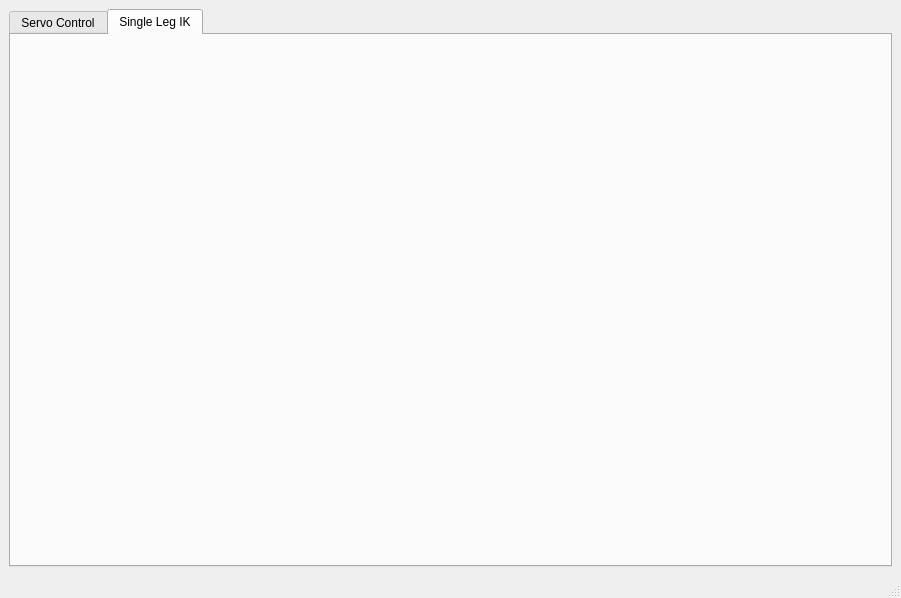
Old version of the form mtool_main_window.ui in the repository mjbots/mjmech.
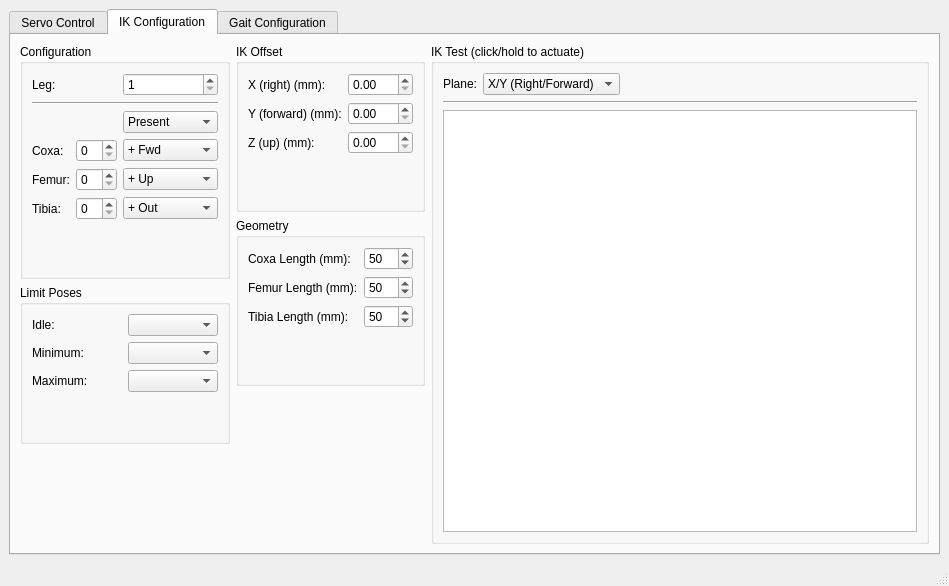
New version of the form. The open tabs and pages were chosen to show the change.

```diff
--- a/mtool_main_window.ui
+++ b/mtool_main_window.ui
@@ -6,15 +6,15 @@
    <rect>
     <x>0</x>
     <y>0</y>
-    <width>901</width>
-    <height>598</height>
+    <width>949</width>
+    <height>586</height>
    </rect>
   </property>
   <property name="windowTitle">
    <string>mtool</string>
   </property>
   <widget class="QWidget" name="centralwidget">
-   <layout class="QHBoxLayout" name="horizontalLayout_4">
+   <layout class="QVBoxLayout" name="verticalLayout">
     <item>
      <widget class="QTabWidget" name="tabWidget">
       <property name="currentIndex">
@@ -268,7 +268,446 @@
       </widget>
       <widget class="QWidget" name="singleIkTab">
        <attribute name="title">
-        <string>Single Leg IK</string>
+        <string>IK Configuration</string>
+       </attribute>
+       <layout class="QHBoxLayout" name="horizontalLayout_5">
+        <item>
+         <layout class="QVBoxLayout" name="verticalLayout_5">
+          <item>
+           <widget class="QGroupBox" name="configurationGroup_2">
+            <property name="title">
+             <string>Configuration</string>
+            </property>
+            <layout class="QGridLayout" name="gridLayout_2">
+             <item row="0" column="0">
+              <widget class="QLabel" name="legLabel">
+               <property name="text">
+                <string>Leg:</string>
+               </property>
+              </widget>
+             </item>
+             <item row="0" column="2">
+              <widget class="QSpinBox" name="legSpin">
+               <property name="minimum">
+                <number>1</number>
+               </property>
+               <property name="maximum">
+                <number>6</number>
+               </property>
+               <property name="value">
+                <number>1</number>
+               </property>
+              </widget>
+             </item>
+             <item row="1" column="0" colspan="3">
+              <widget class="Line" name="line_3">
+               <property name="orientation">
+                <enum>Qt::Horizontal</enum>
+               </property>
+              </widget>
+             </item>
+             <item row="2" column="2">
+              <widget class="QComboBox" name="legPresentCombo">
+               <item>
+                <property name="text">
+                 <string>Present</string>
+                </property>
+               </item>
+               <item>
+                <property name="text">
+                 <string>Not Present</string>
+                </property>
+               </item>
+              </widget>
+             </item>
+             <item row="3" column="0">
+              <widget class="QLabel" name="coxaLabel">
+               <property name="text">
+                <string>Coxa:</string>
+               </property>
+              </widget>
+             </item>
+             <item row="3" column="1">
+              <widget class="QSpinBox" name="coxaServoSpin"/>
+             </item>
+             <item row="3" column="2">
+              <widget class="QComboBox" name="coxaSignCombo">
+               <item>
+                <property name="text">
+                 <string>+ Fwd</string>
+                </property>
+               </item>
+               <item>
+                <property name="text">
+                 <string>- Fwd</string>
+                </property>
+               </item>
+              </widget>
+             </item>
+             <item row="4" column="0">
+              <widget class="QLabel" name="femurLabel">
+               <property name="text">
+                <string>Femur:</string>
+               </property>
+              </widget>
+             </item>
+             <item row="4" column="1">
+              <widget class="QSpinBox" name="femurServoSpin"/>
+             </item>
+             <item row="4" column="2">
+              <widget class="QComboBox" name="femurSignCombo">
+               <item>
+                <property name="text">
+                 <string>+ Up</string>
+                </property>
+               </item>
+               <item>
+                <property name="text">
+                 <string>- Up</string>
+                </property>
+               </item>
+              </widget>
+             </item>
+             <item row="5" column="0">
+              <widget class="QLabel" name="tibiaLabel">
+               <property name="text">
+                <string>Tibia:</string>
+               </property>
+              </widget>
+             </item>
+             <item row="5" column="1">
+              <widget class="QSpinBox" name="tibiaServoSpin"/>
+             </item>
+             <item row="5" column="2">
+              <widget class="QComboBox" name="tibiaSignCombo">
+               <item>
+                <property name="text">
+                 <string>+ Out</string>
+                </property>
+               </item>
+               <item>
+                <property name="text">
+                 <string>- Out</string>
+                </property>
+               </item>
+              </widget>
+             </item>
+             <item row="6" column="2">
+              <spacer name="verticalSpacer_2">
+               <property name="orientation">
+                <enum>Qt::Vertical</enum>
+               </property>
+               <property name="sizeHint" stdset="0">
+                <size>
+                 <width>20</width>
+                 <height>47</height>
+                </size>
+               </property>
+              </spacer>
+             </item>
+            </layout>
+           </widget>
+          </item>
+          <item>
+           <widget class="QGroupBox" name="limitPosesGroup">
+            <property name="title">
+             <string>Limit Poses</string>
+            </property>
+            <layout class="QGridLayout" name="gridLayout_3">
+             <item row="0" column="0">
+              <widget class="QLabel" name="idleLabel">
+               <property name="text">
+                <string>Idle:</string>
+               </property>
+              </widget>
+             </item>
+             <item row="0" column="1">
+              <widget class="QComboBox" name="idleCombo"/>
+             </item>
+             <item row="1" column="0">
+              <widget class="QLabel" name="minimumLabel">
+               <property name="text">
+                <string>Minimum:</string>
+               </property>
+              </widget>
+             </item>
+             <item row="1" column="1">
+              <widget class="QComboBox" name="minimumCombo"/>
+             </item>
+             <item row="2" column="0">
+              <widget class="QLabel" name="maximumLabel">
+               <property name="text">
+                <string>Maximum:</string>
+               </property>
+              </widget>
+             </item>
+             <item row="2" column="1">
+              <widget class="QComboBox" name="maximumCombo"/>
+             </item>
+             <item row="3" column="1">
+              <spacer name="verticalSpacer_3">
+               <property name="orientation">
+                <enum>Qt::Vertical</enum>
+               </property>
+               <property name="sizeHint" stdset="0">
+                <size>
+                 <width>20</width>
+                 <height>40</height>
+                </size>
+               </property>
+              </spacer>
+             </item>
+            </layout>
+           </widget>
+          </item>
+          <item>
+           <spacer name="verticalSpacer_6">
+            <property name="orientation">
+             <enum>Qt::Vertical</enum>
+            </property>
+            <property name="sizeHint" stdset="0">
+             <size>
+              <width>20</width>
+              <height>40</height>
+             </size>
+            </property>
+           </spacer>
+          </item>
+         </layout>
+        </item>
+        <item>
+         <layout class="QVBoxLayout" name="verticalLayout_6">
+          <item>
+           <widget class="QGroupBox" name="groupBox_3">
+            <property name="title">
+             <string>IK Offset</string>
+            </property>
+            <layout class="QFormLayout" name="formLayout">
+             <item row="0" column="0">
+              <widget class="QLabel" name="xOffsetLabel">
+               <property name="text">
+                <string>X (right) (mm):</string>
+               </property>
+              </widget>
+             </item>
+             <item row="0" column="1">
+              <widget class="QDoubleSpinBox" name="xOffsetSpin"/>
+             </item>
+             <item row="1" column="0">
+              <widget class="QLabel" name="yOffsetLabel">
+               <property name="text">
+                <string>Y (forward) (mm):</string>
+               </property>
+              </widget>
+             </item>
+             <item row="1" column="1">
+              <widget class="QDoubleSpinBox" name="yOffsetSpin"/>
+             </item>
+             <item row="2" column="0">
+              <widget class="QLabel" name="zOffsetLabel">
+               <property name="text">
+                <string>Z (up) (mm):</string>
+               </property>
+              </widget>
+             </item>
+             <item row="2" column="1">
+              <widget class="QDoubleSpinBox" name="zOffsetSpin"/>
+             </item>
+             <item row="3" column="1">
+              <spacer name="verticalSpacer_4">
+               <property name="orientation">
+                <enum>Qt::Vertical</enum>
+               </property>
+               <property name="sizeHint" stdset="0">
+                <size>
+                 <width>65</width>
+                 <height>40</height>
+                </size>
+               </property>
+              </spacer>
+             </item>
+            </layout>
+           </widget>
+          </item>
+          <item>
+           <widget class="QGroupBox" name="groupBox_4">
+            <property name="title">
+             <string>Geometry</string>
+            </property>
+            <layout class="QFormLayout" name="formLayout_2">
+             <item row="0" column="0">
+              <widget class="QLabel" name="coxaLengthLabel">
+               <property name="text">
+                <string>Coxa Length (mm):</string>
+               </property>
+              </widget>
+             </item>
+             <item row="0" column="1">
+              <widget class="QDoubleSpinBox" name="coxaLengthSpin">
+               <property name="decimals">
+                <number>0</number>
+               </property>
+               <property name="minimum">
+                <double>1.000000000000000</double>
+               </property>
+               <property name="maximum">
+                <double>200.000000000000000</double>
+               </property>
+               <property name="value">
+                <double>50.000000000000000</double>
+               </property>
+              </widget>
+             </item>
+             <item row="2" column="0">
+              <widget class="QLabel" name="femurLengthLabel">
+               <property name="text">
+                <string>Femur Length (mm):</string>
+               </property>
+              </widget>
+             </item>
+             <item row="2" column="1">
+              <widget class="QDoubleSpinBox" name="femurLengthSpin">
+               <property name="decimals">
+                <number>0</number>
+               </property>
+               <property name="minimum">
+                <double>1.000000000000000</double>
+               </property>
+               <property name="maximum">
+                <double>200.000000000000000</double>
+               </property>
+               <property name="value">
+                <double>50.000000000000000</double>
+               </property>
+              </widget>
+             </item>
+             <item row="4" column="0">
+              <widget class="QLabel" name="tibiaLengthLabel">
+               <property name="text">
+                <string>Tibia Length (mm):</string>
+               </property>
+              </widget>
+             </item>
+             <item row="4" column="1">
+              <widget class="QDoubleSpinBox" name="tibiaLengthSpin">
+               <property name="decimals">
+                <number>0</number>
+               </property>
+               <property name="minimum">
+                <double>1.000000000000000</double>
+               </property>
+               <property name="maximum">
+                <double>200.000000000000000</double>
+               </property>
+               <property name="value">
+                <double>50.000000000000000</double>
+               </property>
+              </widget>
+             </item>
+             <item row="7" column="1">
+              <spacer name="verticalSpacer_5">
+               <property name="orientation">
+                <enum>Qt::Vertical</enum>
+               </property>
+               <property name="sizeHint" stdset="0">
+                <size>
+                 <width>49</width>
+                 <height>40</height>
+                </size>
+               </property>
+              </spacer>
+             </item>
+            </layout>
+           </widget>
+          </item>
+          <item>
+           <spacer name="verticalSpacer_7">
+            <property name="orientation">
+             <enum>Qt::Vertical</enum>
+            </property>
+            <property name="sizeHint" stdset="0">
+             <size>
+              <width>20</width>
+              <height>40</height>
+             </size>
+            </property>
+           </spacer>
+          </item>
+         </layout>
+        </item>
+        <item>
+         <widget class="QGroupBox" name="groupBox_5">
+          <property name="sizePolicy">
+           <sizepolicy hsizetype="Preferred" vsizetype="Preferred">
+            <horstretch>1</horstretch>
+            <verstretch>0</verstretch>
+           </sizepolicy>
+          </property>
+          <property name="title">
+           <string>IK Test (click/hold to actuate)</string>
+          </property>
+          <layout class="QVBoxLayout" name="verticalLayout_4">
+           <item>
+            <layout class="QHBoxLayout" name="horizontalLayout_4">
+             <item>
+              <widget class="QLabel" name="planeLabel">
+               <property name="text">
+                <string>Plane:</string>
+               </property>
+              </widget>
+             </item>
+             <item>
+              <widget class="QComboBox" name="planeCombo">
+               <item>
+                <property name="text">
+                 <string>X/Y (Right/Forward)</string>
+                </property>
+               </item>
+               <item>
+                <property name="text">
+                 <string>X/Z (Right/Up)</string>
+                </property>
+               </item>
+               <item>
+                <property name="text">
+                 <string>Y/Z (Forward/Up)</string>
+                </property>
+               </item>
+              </widget>
+             </item>
+             <item>
+              <spacer name="horizontalSpacer">
+               <property name="orientation">
+                <enum>Qt::Horizontal</enum>
+               </property>
+               <property name="sizeHint" stdset="0">
+                <size>
+                 <width>40</width>
+                 <height>20</height>
+                </size>
+               </property>
+              </spacer>
+             </item>
+            </layout>
+           </item>
+           <item>
+            <widget class="Line" name="line_4">
+             <property name="orientation">
+              <enum>Qt::Horizontal</enum>
+             </property>
+            </widget>
+           </item>
+           <item>
+            <widget class="QGraphicsView" name="ikTestView"/>
+           </item>
+          </layout>
+         </widget>
+        </item>
+       </layout>
+      </widget>
+      <widget class="QWidget" name="tab">
+       <attribute name="title">
+        <string>Gait Configuration</string>
        </attribute>
       </widget>
      </widget>
```
Left out of the diff: 12 changed lines with no effect on the pictures.
